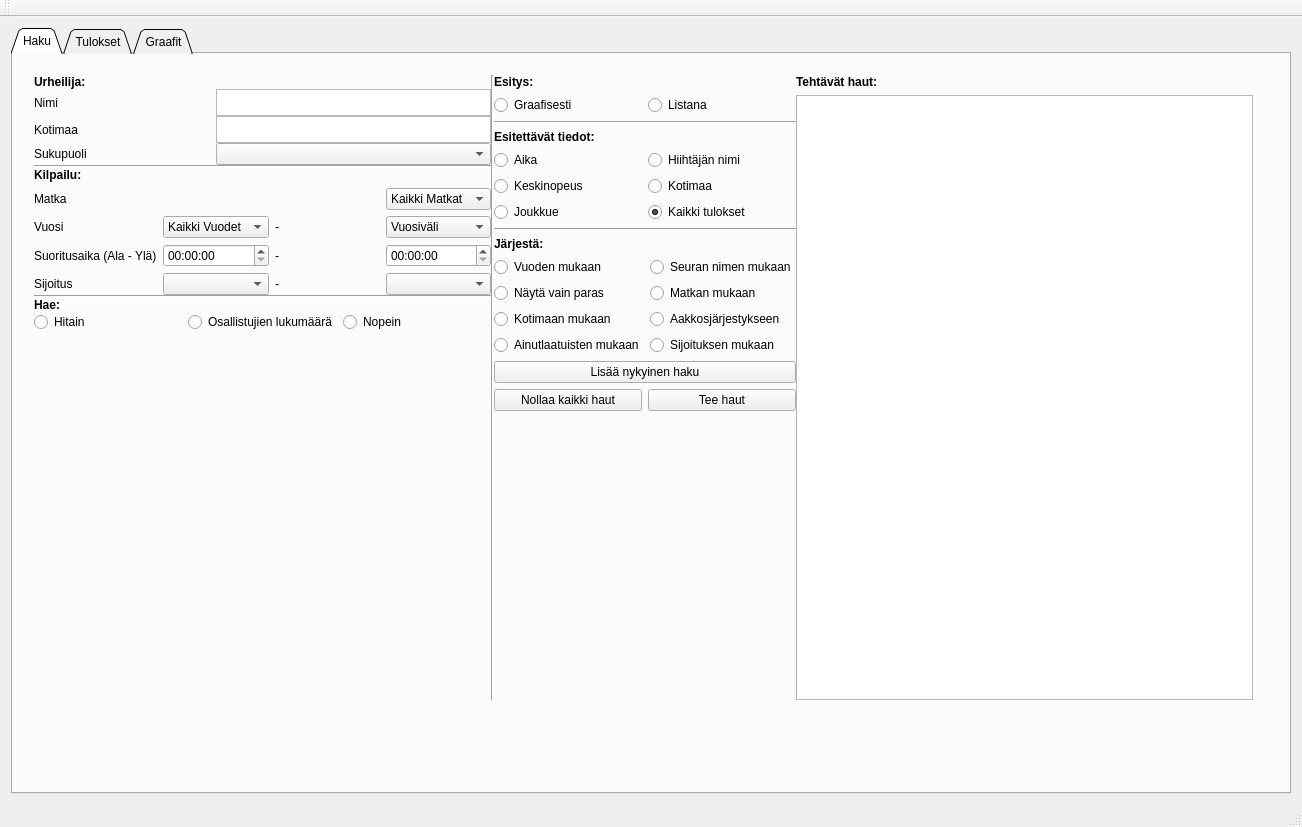
Above: App/UI/finlandia.ui from vikidi/Finlandia-Hiihto-Visual before the change. Below: the same form after it.
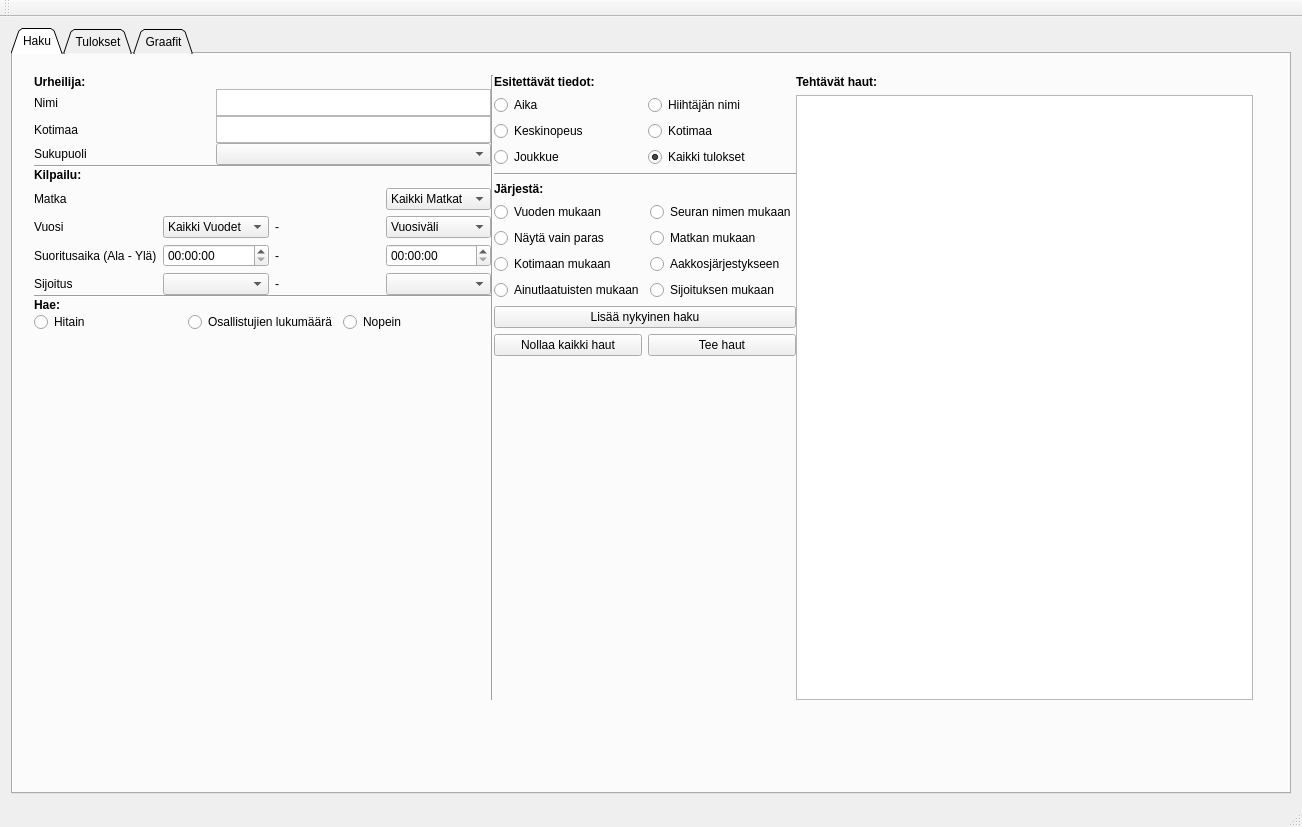
That is the form after the change. The open tabs and pages were chosen to show the change. Custom widgets are drawn as their Qt base class.

Commit message: small changes to UI like removing esitys -buttons

Diff of the .ui file:
```diff
--- a/App/UI/finlandia.ui
+++ b/App/UI/finlandia.ui
@@ -1125,48 +1125,7 @@
          <item row="1" column="3">
           <layout class="QVBoxLayout" name="verticalLayout_2">
            <item>
-            <widget class="QLabel" name="labelEsitys">
-             <property name="font">
-              <font>
-               <weight>75</weight>
-               <bold>true</bold>
-              </font>
-             </property>
-             <property name="text">
-              <string>Esitys:</string>
-             </property>
-            </widget>
-           </item>
-           <item>
-            <layout class="QHBoxLayout" name="horizontalLayout_10">
-             <item>
-              <widget class="QRadioButton" name="esitysGraafinenRP">
-               <property name="text">
-                <string>Graafisesti </string>
-               </property>
-               <attribute name="buttonGroup">
-                <string notr="true">EsitysButtons</string>
-               </attribute>
-              </widget>
-             </item>
-             <item>
-              <widget class="QRadioButton" name="esitysListanaRP">
-               <property name="text">
-                <string>Listana</string>
-               </property>
-               <attribute name="buttonGroup">
-                <string notr="true">EsitysButtons</string>
-               </attribute>
-              </widget>
-             </item>
-            </layout>
-           </item>
-           <item>
-            <widget class="Line" name="line_2">
-             <property name="orientation">
-              <enum>Qt::Horizontal</enum>
-             </property>
-            </widget>
+            <layout class="QHBoxLayout" name="horizontalLayout_10"/>
            </item>
            <item>
             <widget class="QLabel" name="labelHaettavaTieto">
```
Left out of the diff: 14 changed lines with no effect on the pictures. The commit also changes 1 other file.
